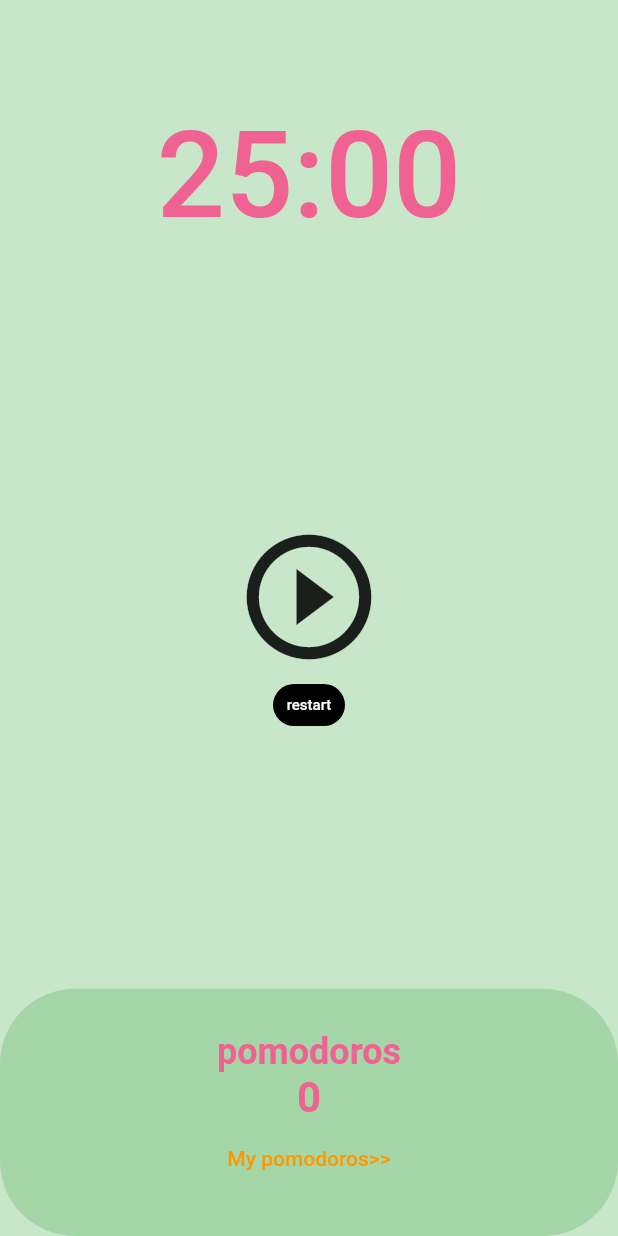
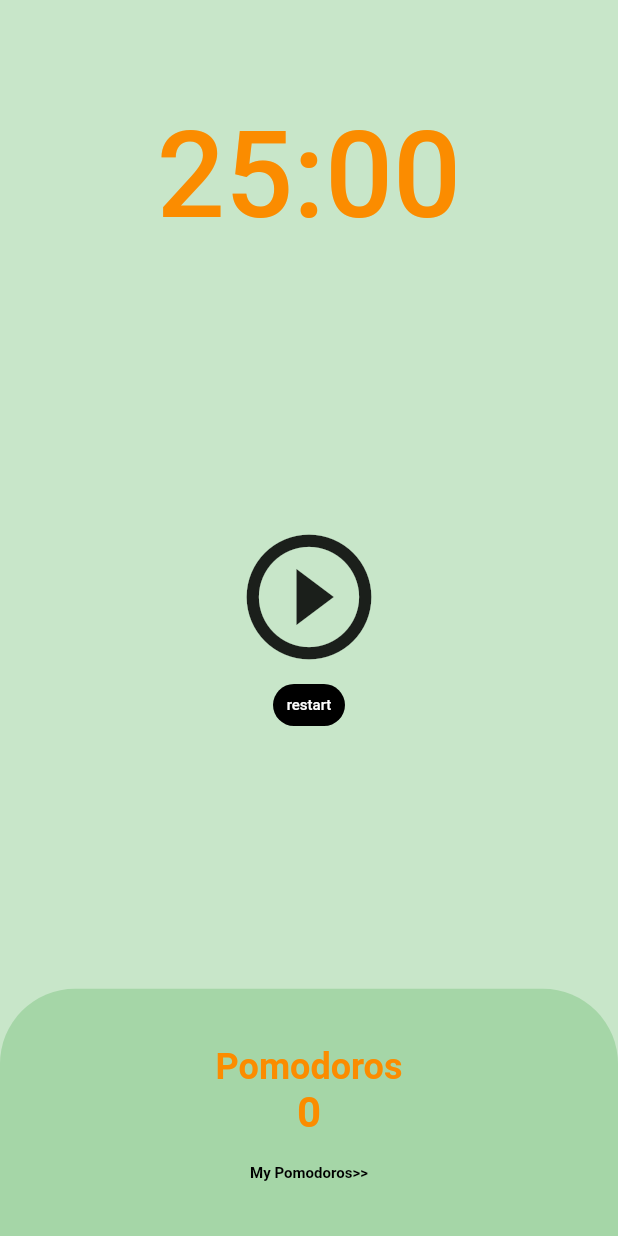
Before and after one commit to chanbeenkim/pomodoro_app, a Flutter app: the HomeScreen screen opened directly, on a phone screen of 412 x 824 dp. Run offline on Flutter 3.47's test engine with Material 2 defaults, Android fonts, the phone set to English and light mode, and no system bars; our stand-ins replace table_calendar.

```diff
--- a/lib/screens/home_screen.dart
+++ b/lib/screens/home_screen.dart
@@ -73,7 +73,7 @@ class _HomeScreenState extends State<HomeScreen> {
               child: Text(
                 formatSeconds(totalSeconds),
                 style: TextStyle(
-                    color: Colors.pink[300],
+                    color: Colors.orange[600],
                     fontSize: 80,
                     fontWeight: FontWeight.w500),
               ),
@@ -126,15 +126,25 @@ class _HomeScreenState extends State<HomeScreen> {
                   child: Container(
                     decoration: BoxDecoration(
                       color: Colors.green[200],
-                      borderRadius: BorderRadius.circular(50),
+                      borderRadius: const BorderRadius.only(
+                        topLeft: Radius.circular(
+                          50,
+                        ),
+                        topRight: Radius.circular(
+                          50,
+                        ),
+                      ),
                     ),
                     child: Column(
                       mainAxisAlignment: MainAxisAlignment.center,
                       children: [
+                        const SizedBox(
+                          height: 20,
+                        ),
                         Text(
-                          "pomodoros",
+                          "Pomodoros",
                           style: TextStyle(
-                            color: Colors.pink[300],
+                            color: Colors.orange[600],
                             fontSize: 24,
                             fontWeight: FontWeight.w600,
                           ),
@@ -142,7 +152,7 @@ class _HomeScreenState extends State<HomeScreen> {
                         Text(
                           "$totalPomodoros",
                           style: TextStyle(
-                            color: Colors.pink[300],
+                            color: Colors.orange[600],
                             fontSize: 28,
                             fontWeight: FontWeight.w600,
                           ),
@@ -157,9 +167,11 @@ class _HomeScreenState extends State<HomeScreen> {
                             );
                           },
                           child: const Text(
-                            'My pomodoros>>',
+                            'My Pomodoros>>',
                             style: TextStyle(
-                              color: Colors.orange,
+                              color: Colors.black,
+                              fontSize: 10,
+                              fontWeight: FontWeight.w600,
                             ),
                           ),
                         ),
```
Also changed, not shown: lib/main.dart (+6 -3 lines), lib/screens/my_data_screen.dart (+68 -5 lines), pubspec.yaml (+4 -4 lines), pubspec.lock, 6 other files.
